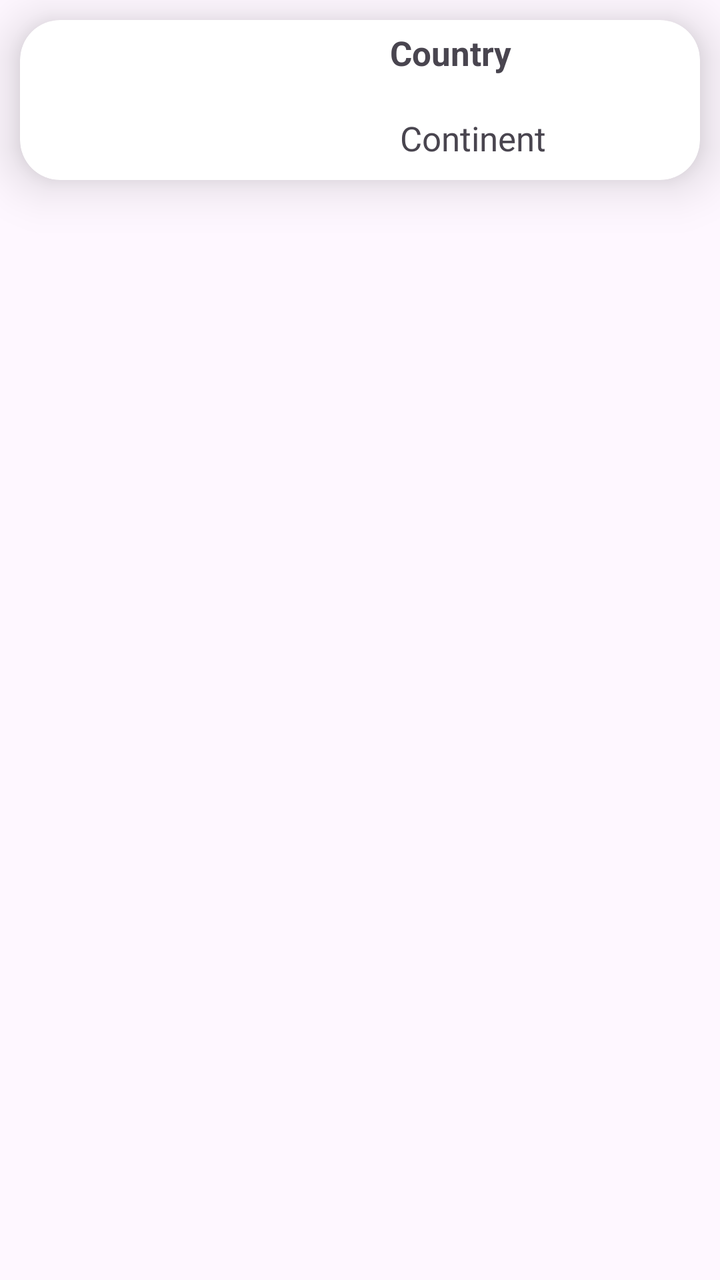
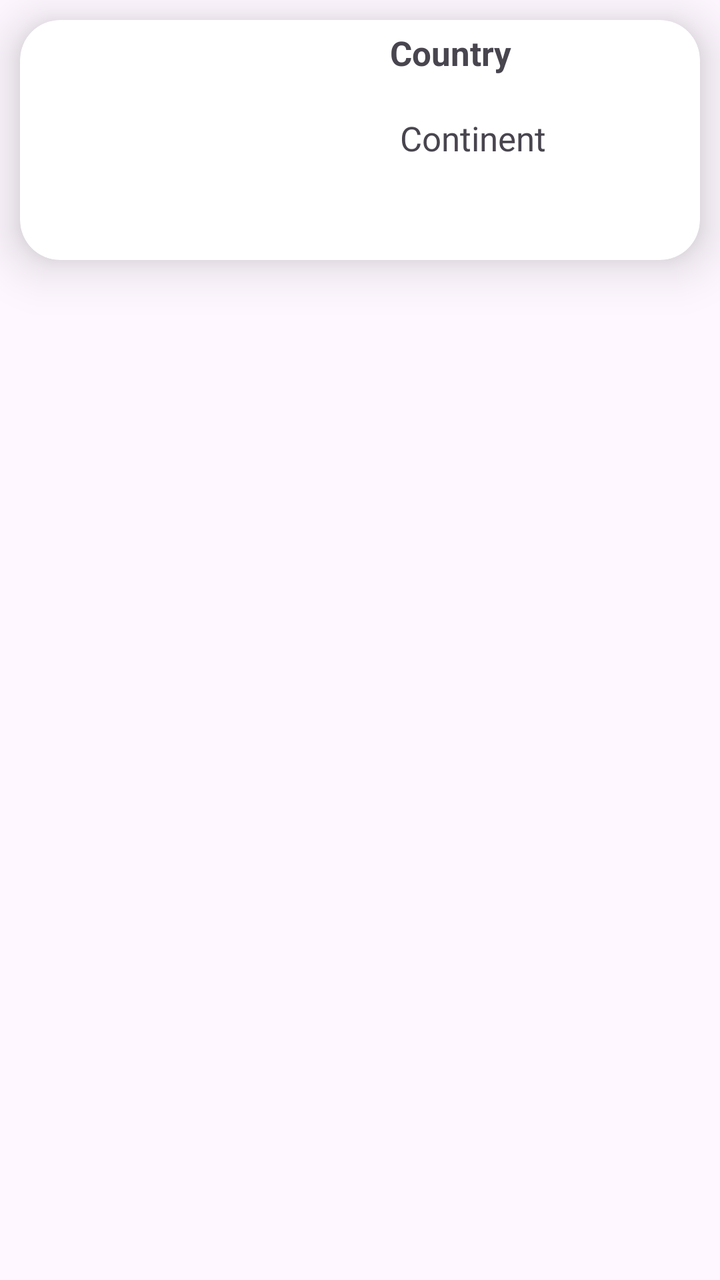

Before-and-after screenshots of an Android layout around one commit, followed by the original layout XML and the change that was made.
<!-- AndroidManifest.xml: application theme Theme.CountrisMusic -->
<!-- res/layout/country_cv_row.xml -->
<?xml version="1.0" encoding="utf-8"?>
<androidx.constraintlayout.widget.ConstraintLayout xmlns:android="http://schemas.android.com/apk/res/android"
    xmlns:app="http://schemas.android.com/apk/res-auto"
    xmlns:tools="http://schemas.android.com/tools"
    android:layout_width="match_parent"
    android:layout_height="wrap_content">

    <androidx.cardview.widget.CardView
        android:id="@+id/cardView"
        android:layout_width="match_parent"
        android:layout_height="wrap_content"
        android:backgroundTint="@color/white"
        app:layout_constraintEnd_toEndOf="parent"
        app:layout_constraintStart_toStartOf="parent"
        app:layout_constraintTop_toTopOf="parent"
        android:layout_margin="10dp"
        app:cardCornerRadius="20dp"
        android:clickable="true"
        android:focusable="true"
        app:cardElevation="15dp"

        >

        <LinearLayout
            android:layout_width="match_parent"
            android:layout_height="80dp"
            android:orientation="horizontal"
            android:id="@+id/cardContent"
            >

            <ImageView
                android:id="@+id/countryFlag"
                android:layout_width="150dp"
                android:layout_height="match_parent"
                android:padding="5dp"
                android:layout_marginRight="30dp"
                android:paddingStart="20dp"
                />

            <LinearLayout
                android:layout_width="match_parent"
                android:layout_height="match_parent"
                android:orientation="vertical">

                <TextView
                    android:id="@+id/countryName"
                    android:layout_width="match_parent"
                    android:layout_height="wrap_content"
                    android:textSize="17dp"
                    android:textStyle="bold"
                    android:padding="5dp"
                    android:paddingStart="10dp"
                    android:text="Country" />

                <LinearLayout
                    android:layout_width="match_parent"
                    android:layout_height="match_parent"
                    android:orientation="horizontal">

                    <TextView
                        android:id="@+id/countryContintent"
                        android:layout_width="wrap_content"
                        android:layout_height="wrap_content"
                        android:paddingStart="10dp"
                        android:textSize="17dp"
                        android:layout_weight="1"
                        android:layout_marginTop="15dp"
                        android:text="Continent" />
                </LinearLayout>
            </LinearLayout>
        </LinearLayout>

    </androidx.cardview.widget.CardView>
</androidx.constraintlayout.widget.ConstraintLayout>
<!-- resources referenced by this layout -->
<resources>
  <color name="white">#FFFFFFFF</color>
  <style name="Theme.CountrisMusic" parent="Base.Theme.CountrisMusic" />
  <style name="Base.Theme.CountrisMusic" parent="Theme.Material3.DayNight.NoActionBar">
          
          
      </style>
</resources>

<!-- the commit's change to res/layout/country_cv_row.xml (unified diff, before → after) -->
@@ -8,7 +8,7 @@
     <androidx.cardview.widget.CardView
         android:id="@+id/cardView"
         android:layout_width="match_parent"
-        android:layout_height="wrap_content"
+        android:layout_height="120dp"
         android:backgroundTint="@color/white"
         app:layout_constraintEnd_toEndOf="parent"
         app:layout_constraintStart_toStartOf="parent"
